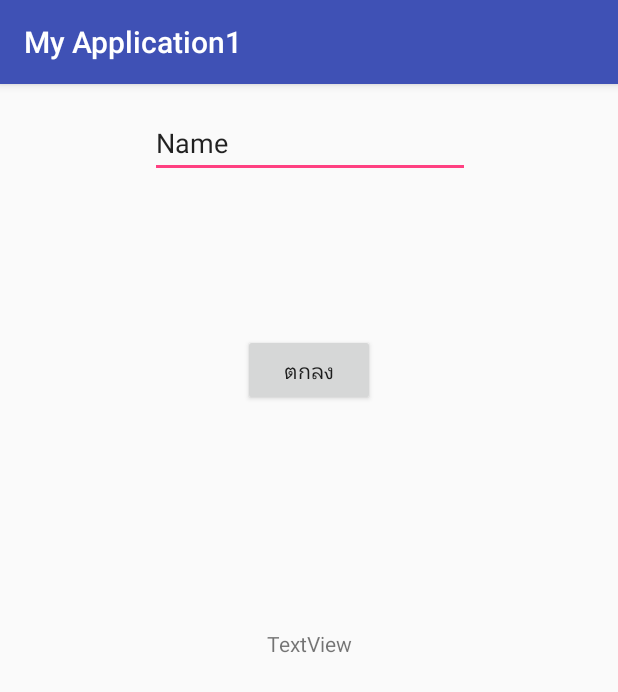
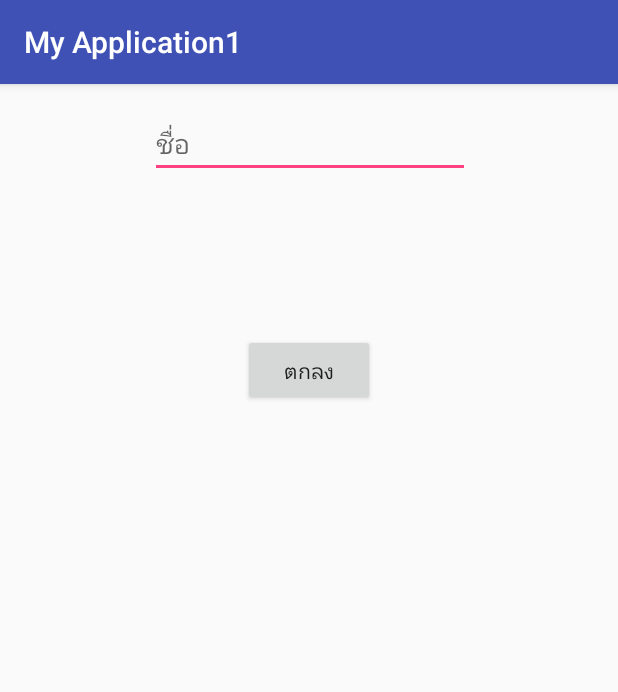
Before and after one commit to smeesathit/MyApplication1, an Android app: the screen it shows after launch (MainActivity), on a phone screen of 412 x 824 dp. Shown: the top 692 px of the screen. Run offline under Robolectric (Android 15) with nearby library versions, the phone set to English and light mode, and no system bars.

```diff
--- a/app/src/main/res/layout/activity_main.xml
+++ b/app/src/main/res/layout/activity_main.xml
@@ -12,14 +12,11 @@
         android:layout_height="wrap_content"
         android:layout_marginEnd="84dp"
         android:layout_marginStart="85dp"
-        android:layout_marginRight="84dp"
-        android:layout_marginLeft="85dp"
 
         android:layout_marginTop="16dp"
         android:ems="10"
         android:hint="ชื่อ"
         android:inputType="textPersonName"
-        android:text="Name"
         app:layout_constraintEnd_toEndOf="parent"
         app:layout_constraintStart_toStartOf="parent"
         app:layout_constraintTop_toTopOf="parent" />
@@ -46,7 +43,6 @@
         android:layout_marginEnd="163dp"
         android:layout_marginStart="163dp"
         android:layout_marginTop="39dp"
-        android:text="TextView"
         app:layout_constraintBottom_toBottomOf="parent"
         app:layout_constraintEnd_toEndOf="parent"
         app:layout_constraintStart_toStartOf="parent"
```
